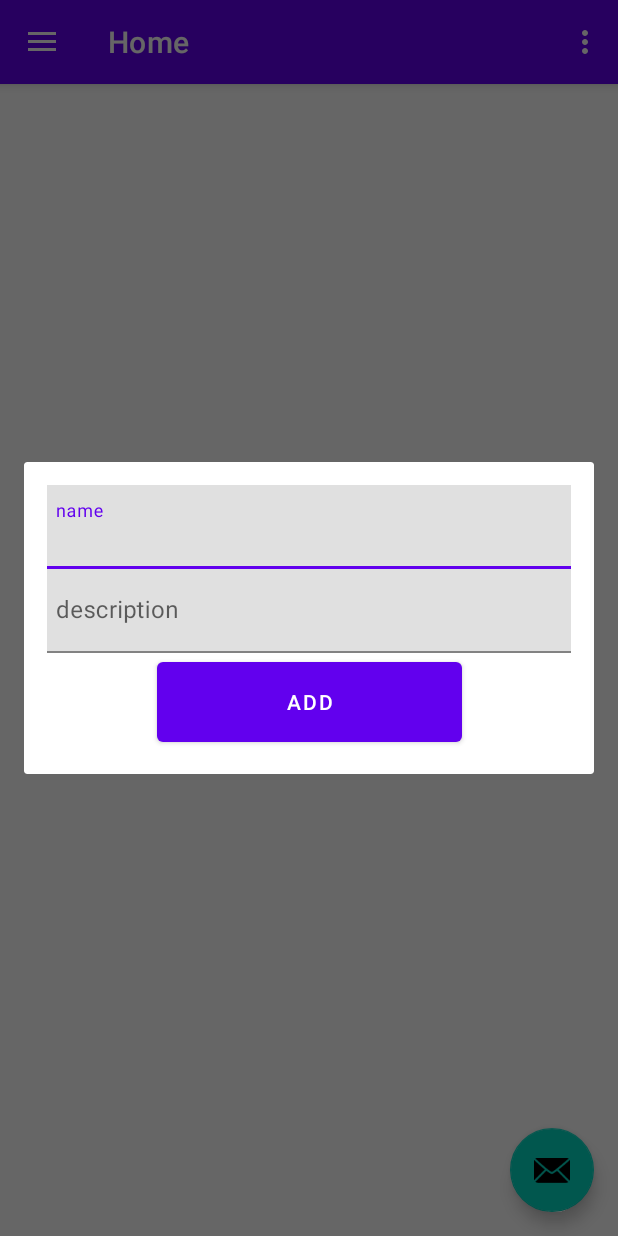
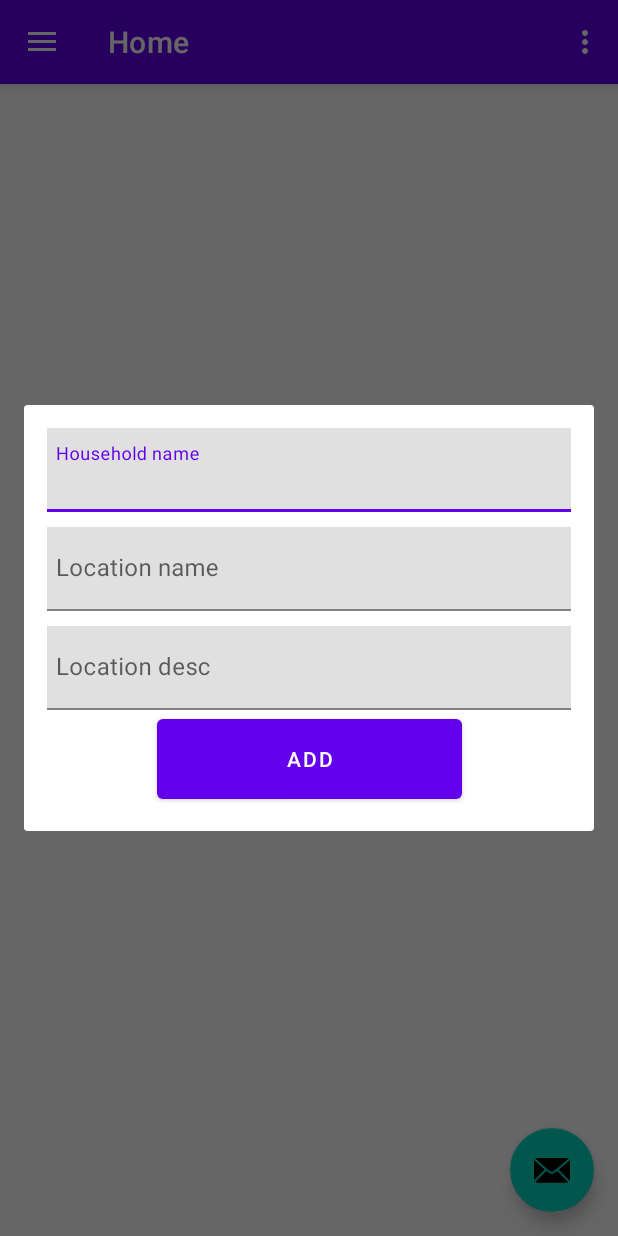
Before and after one commit to DePoli97/mobile-wearables, an Android app: the screen it shows after launch (MainActivity), after a tap on an icon or button, on a phone screen of 412 x 824 dp. Run offline under Robolectric (Android 15) with nearby library versions, the phone set to English and light mode, and no system bars; our stand-ins replace Firebase (no records; nobody signed in at launch, a user with empty details on screens opened directly), navigation-ui.

Commit message:
changes to model household and added forms for items/households creation

```diff
--- a/app/src/main/java/com/example/inventorymapper/MainActivity.java
+++ b/app/src/main/java/com/example/inventorymapper/MainActivity.java
@@ -4,6 +4,7 @@ import android.os.Bundle;
 import android.view.View;
 import android.view.Menu;
 
+import com.example.inventorymapper.ui.home.HouseholdCreationForm;
 import com.example.inventorymapper.ui.home.ItemCreationForm;
 import com.google.android.material.floatingactionbutton.FloatingActionButton;
 import com.google.android.material.navigation.NavigationView;
@@ -34,8 +35,10 @@ public class MainActivity extends AppCompatActivity {
         binding.appBarMain.fab.setOnClickListener(new View.OnClickListener() {
             @Override
             public void onClick(View view) {
-                ItemCreationForm form = new ItemCreationForm();
-                form.show(getSupportFragmentManager(), "Home-form");
+                //ItemCreationForm form = new ItemCreationForm();
+                //form.show(getSupportFragmentManager(), "Home-form");
+                HouseholdCreationForm form = new HouseholdCreationForm();
+                form.show(getSupportFragmentManager(), "Household-form");
             }
         });
         DrawerLayout drawer = binding.drawerLayout;
--- /dev/null
+++ b/app/src/main/java/com/example/inventorymapper/ui/home/HouseholdCreationForm.java
@@ -0,0 +1,65 @@
+package com.example.inventorymapper.ui.home;
+
+import android.os.Bundle;
+import android.view.LayoutInflater;
+import android.view.View;
+import android.view.ViewGroup;
+import android.widget.Button;
+import android.widget.TextView;
+import android.widget.Toast;
+
+import androidx.annotation.NonNull;
+import androidx.fragment.app.DialogFragment;
+
+import com.example.inventorymapper.Database;
+import com.example.inventorymapper.LocationHelper;
+import com.example.inventorymapper.R;
+import com.example.inventorymapper.ui.model.Household;
+import com.example.inventorymapper.ui.model.Location;
+
+import java.util.List;
+import java.util.Optional;
+
+public class HouseholdCreationForm extends DialogFragment {
+    private TextView textName;
+    private TextView locationName;
+    private TextView locationDesc;
+    private Button addButton;
+    private LocationHelper locationHelper;
+
+    @Override
+    public View onCreateView(@NonNull LayoutInflater inflater,
+                             ViewGroup container,
+                             Bundle savedInstanceState) {
+
+        View root = inflater.inflate(R.layout.fragment_household_creation_form, container, false);
+
+        this.textName = root.findViewById(R.id.house_name);
+        this.locationName = root.findViewById(R.id.location_name);
+        this.locationDesc = root.findViewById(R.id.location_desc);
+        this.addButton = root.findViewById(R.id.confirm_btn);
+        this.addButton.setOnClickListener(view -> {
+            this.add_household();
+            this.dismissNow();
+        });
+        this.locationHelper = new LocationHelper(getContext());
+
+        return root;
+    }
+
+    private void add_household() {
+        String name = this.textName.getText().toString();
+        String locationDesc = this.locationDesc.getText().toString();
+        String locationName = this.locationName.getText().toString();
+        android.location.Location location;
+        Optional<android.location.Location> optLoc = locationHelper.getCurrentLocation();
+        if(optLoc.isPresent()) {
+            location = optLoc.get();
+        } else {
+            Toast.makeText(getContext(), "Unable to get location, aborting", Toast.LENGTH_LONG).show();
+            return;
+        }
+        Household household = new Household(null, name, new Location(locationName, locationDesc), List.of(), location);
+        Database.addHousehold(household);
+    }
+}
--- a/app/src/main/java/com/example/inventorymapper/ui/home/ItemCreationForm.java
+++ b/app/src/main/java/com/example/inventorymapper/ui/home/ItemCreationForm.java
@@ -25,7 +25,7 @@ public class ItemCreationForm extends DialogFragment {
 
         View root = inflater.inflate(R.layout.fragment_item_creation_form, container, false);
 
-        this.textName = root.findViewById(R.id.name_input);
+        this.textName = root.findViewById(R.id.house_name);
         this.textDescription = root.findViewById(R.id.desc_input);
         this.addButton = root.findViewById(R.id.confirm_btn);
         this.addButton.setOnClickListener(view -> {
@@ -37,6 +37,6 @@ public class ItemCreationForm extends DialogFragment {
     }
 
     private void add_item() {
-        Database.addItem(this.textName.getText().toString(), this.textDescription.getText().toString());
+        Database.addItem(this.textName.getText().toString(), this.textDescription.getText().toString(), "hello");
     }
 }
--- /dev/null
+++ b/app/src/main/res/layout/fragment_household_creation_form.xml
@@ -0,0 +1,74 @@
+<?xml version="1.0" encoding="utf-8"?>
+<androidx.constraintlayout.widget.ConstraintLayout xmlns:android="http://schemas.android.com/apk/res/android"
+    xmlns:app="http://schemas.android.com/apk/res-auto"
+    xmlns:tools="http://schemas.android.com/tools"
+    android:layout_width="match_parent"
+    android:layout_height="match_parent"
+    android:paddingHorizontal="15dp"
+    android:paddingVertical="15dp"
+    tools:context=".ui.home.HouseholdCreationForm">
+
+    <com.google.android.material.textfield.TextInputLayout
+        android:id="@+id/textInputLayout3"
+        android:layout_width="370dp"
+        android:layout_height="wrap_content"
+        app:layout_constraintEnd_toEndOf="parent"
+        app:layout_constraintStart_toStartOf="parent"
+        app:layout_constraintTop_toTopOf="parent">
+
+        <com.google.android.material.textfield.TextInputEditText
+            android:id="@+id/house_name"
+            android:layout_width="match_parent"
+            android:layout_height="match_parent"
+            android:hint="Household name"
+            android:nestedScrollingEnabled="false"
+            android:singleLine="true"
+            android:textAlignment="center" />
+    </com.google.android.material.textfield.TextInputLayout>
+
+    <Button
+        android:id="@+id/confirm_btn"
+        android:layout_width="203dp"
+        android:layout_height="65dp"
+        android:text="Add"
+        app:layout_constraintBottom_toBottomOf="parent"
+        app:layout_constraintEnd_toEndOf="parent"
+        app:layout_constraintStart_toStartOf="parent"
+        app:layout_constraintTop_toBottomOf="@+id/textInputLayout2" />
+
+    <com.google.android.material.textfield.TextInputLayout
+        android:id="@+id/textInputLayout"
+        android:layout_width="370dp"
+        android:layout_height="wrap_content"
+        android:layout_marginTop="10dp"
+        app:layout_constraintEnd_toEndOf="parent"
+        app:layout_constraintStart_toStartOf="parent"
+        app:layout_constraintTop_toBottomOf="@+id/textInputLayout3">
+
+        <com.google.android.material.textfield.TextInputEditText
+            android:id="@+id/location_name"
+            android:layout_width="match_parent"
+            android:layout_height="match_parent"
+            android:hint="Location name"
+            android:nestedScrollingEnabled="false"
+            android:singleLine="true" />
+    </com.google.android.material.textfield.TextInputLayout>
+
+    <com.google.android.material.textfield.TextInputLayout
+        android:id="@+id/textInputLayout2"
+        android:layout_width="370dp"
+        android:layout_height="wrap_content"
+        android:layout_marginTop="10dp"
+        app:layout_constraintEnd_toEndOf="parent"
+        app:layout_constraintStart_toStartOf="parent"
+        app:layout_constraintTop_toBottomOf="@+id/textInputLayout">
+
+        <com.google.android.material.textfield.TextInputEditText
+            android:id="@+id/location_desc"
+            android:layout_width="match_parent"
+            android:layout_height="wrap_content"
+            android:hint="Location desc"
+            android:nestedScrollingEnabled="false" />
+    </com.google.android.material.textfield.TextInputLayout>
+
+</androidx.constraintlayout.widget.ConstraintLayout>
--- a/app/src/main/res/layout/fragment_item_creation_form.xml
+++ b/app/src/main/res/layout/fragment_item_creation_form.xml
@@ -17,7 +17,7 @@
         app:layout_constraintTop_toTopOf="parent">
 
         <com.google.android.material.textfield.TextInputEditText
-            android:id="@+id/name_input"
+            android:id="@+id/house_name"
             android:layout_width="match_parent"
             android:layout_height="wrap_content"
             android:hint="name"
```
Also changed, not shown: app/src/main/java/com/example/inventorymapper/Database.java (+23 -2 lines), app/src/main/java/com/example/inventorymapper/ui/model/Household.java (+17 -15 lines).
